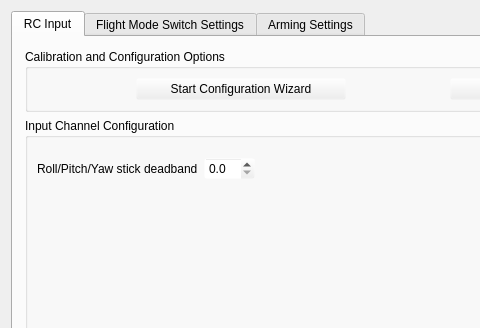
Before: the Qt Designer form ground/openpilotgcs/src/plugins/config/input.ui in openpilot/OpenPilot, drawn with Qt 5; both pictures show x 0 to 480 and y 0 to 328 of the 796 by 591 pixel window.
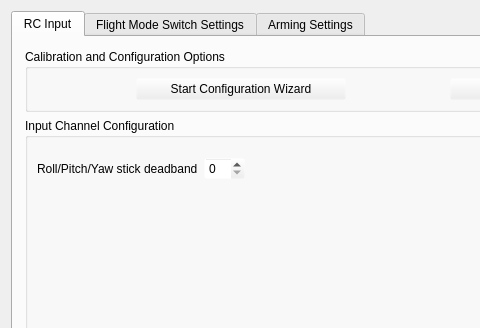
After: the same form once the commit is applied. Icons and pictures are not drawn.

What changed in the file:
```diff
--- a/ground/openpilotgcs/src/plugins/config/input.ui
+++ b/ground/openpilotgcs/src/plugins/config/input.ui
@@ -224,7 +224,7 @@
                        <string>Stick deadband in percents of full range (0-10), zero to disable</string>
                       </property>
                       <property name="decimals">
-                       <number>1</number>
+                       <number>0</number>
                       </property>
                       <property name="maximum">
                        <double>10.000000000000000</double>
```
Left out of the diff: 2 changed lines with no effect on the pictures.
